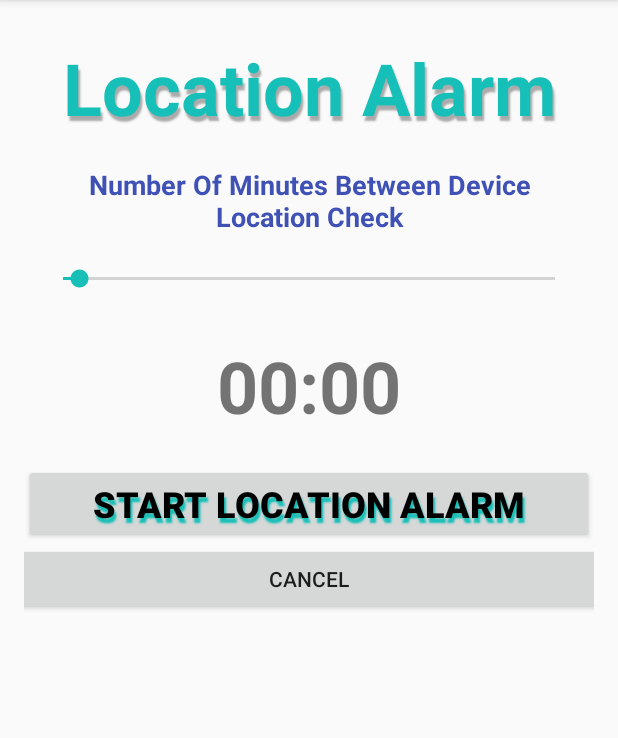
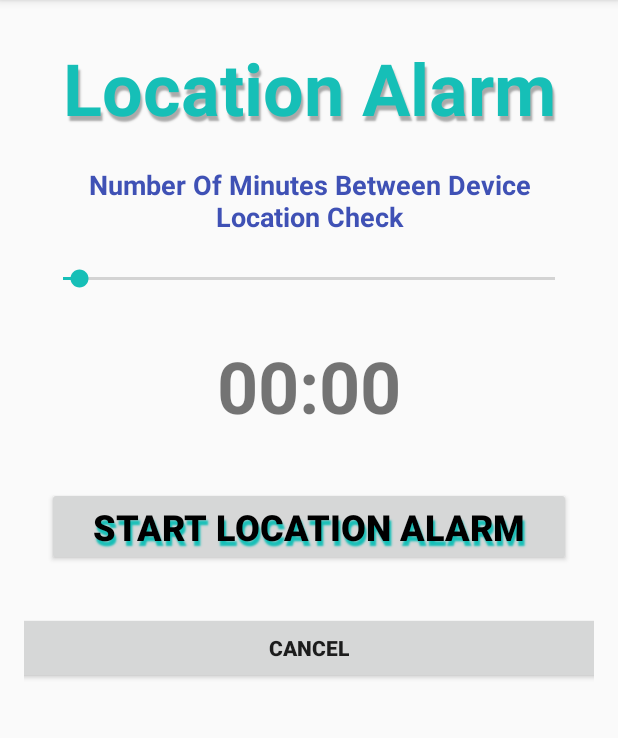
Before and after one commit to bsdworkin/AndroidAlarms, an Android app: the LocationAlarmActivity screen opened directly, with no data from a screen before it, on a phone screen of 412 x 824 dp, the part 84-822 px from its top. Run offline under Robolectric (Android 15) with nearby library versions, the phone set to English and light mode, and no system bars.

```diff
--- a/app/src/main/res/layout/activity_location_alarm.xml
+++ b/app/src/main/res/layout/activity_location_alarm.xml
@@ -71,7 +71,8 @@
             android:shadowDy="5"
             android:shadowRadius="1"
             android:shadowColor="@color/colorAccent"
-            android:onClick="startLocationAlarm" />
+            android:onClick="startLocationAlarm"
+            android:layout_margin="15dp" />
 
         <Button
             android:text="Cancel"
@@ -79,7 +80,9 @@
             android:layout_height="wrap_content"
             android:id="@+id/button5"
             android:layout_gravity="center"
-            android:onClick="toMM" />
+            android:onClick="toMM"
+            android:layout_margin="15dp"
+            android:textStyle="normal|bold" />
     </LinearLayout>
 
 </RelativeLayout>
```
